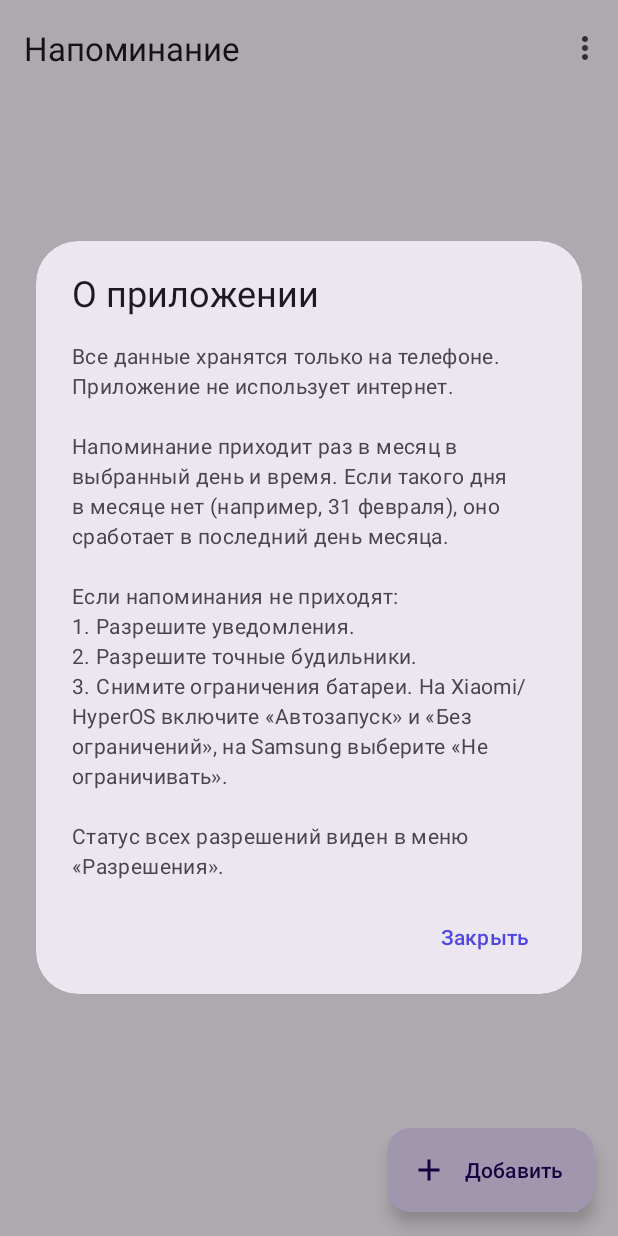
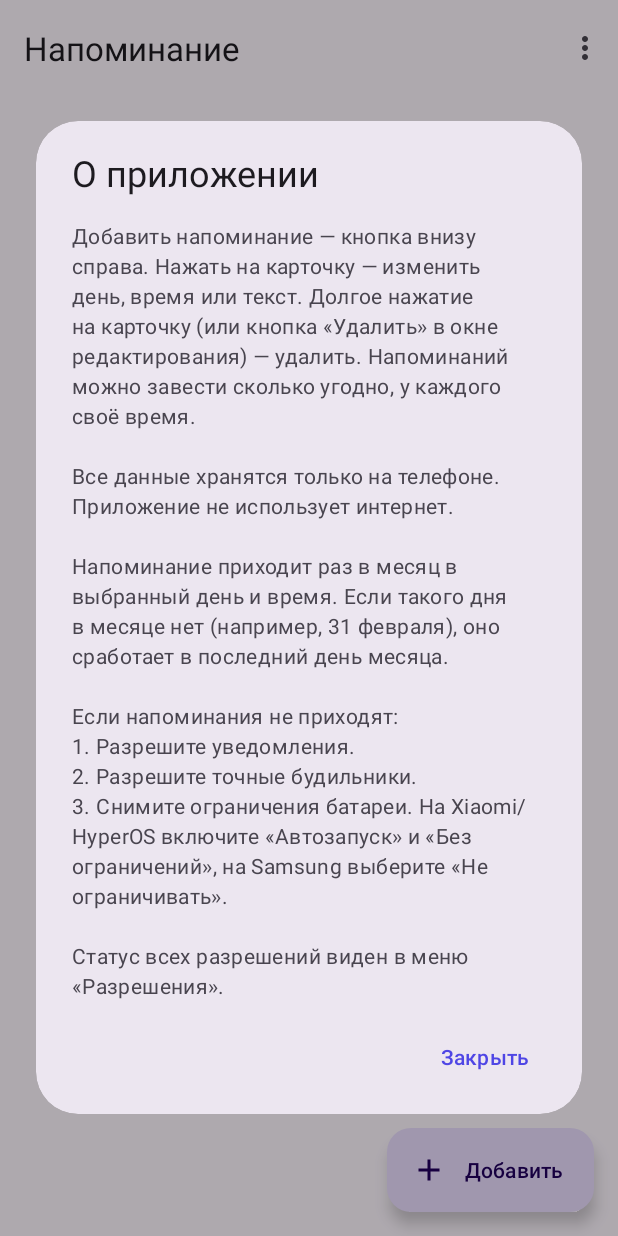
Before and after one commit to FastNaLast/reminder, an Android app: the screen it shows after launch (MainActivity), in the options menu, after a tap on "О приложении", on a phone screen of 412 x 824 dp. Run offline under Robolectric (Android 15) with nearby library versions, the phone set to English and light mode, and no system bars.

Commit message:
1.1: кнопка удаления в окне редактирования, сортировка по ближайшему, дата следующего срабатывания в списке

```diff
--- a/app/build.gradle
+++ b/app/build.gradle
@@ -11,8 +11,8 @@ android {
         applicationId "ru.monthly.reminder"
         minSdk 26
         targetSdk 34
-        versionCode 1
-        versionName "1.0"
+        versionCode 2
+        versionName "1.1"
     }
 
     signingConfigs {
--- a/app/src/main/java/ru/monthly/reminder/MainActivity.kt
+++ b/app/src/main/java/ru/monthly/reminder/MainActivity.kt
@@ -88,7 +88,10 @@ class MainActivity : AppCompatActivity() {
     // ---------------------------------------------------------------- список
 
     private fun refresh() {
-        val tasks = store.all()
+        // Включённые — сверху, ближайшие по времени — первыми.
+        val tasks = store.all().sortedWith(
+            compareBy<Task>({ !it.enabled }, { AlarmScheduler.nextTrigger(it) })
+        )
         adapter.submit(tasks)
         val empty = tasks.isEmpty()
         binding.empty.visibility = if (empty) View.VISIBLE else View.GONE
@@ -157,14 +160,25 @@ class MainActivity : AppCompatActivity() {
             }
         }
 
-        val dialog = MaterialAlertDialogBuilder(this)
+        val builder = MaterialAlertDialogBuilder(this)
             .setTitle(if (existing == null) R.string.new_task else R.string.edit_task)
             .setView(dialogBinding.root)
             .setPositiveButton(R.string.save, null)
             .setNegativeButton(R.string.cancel, null)
-            .create()
+
+        if (existing != null) {
+            builder.setNeutralButton(R.string.delete, null)
+        }
+
+        val dialog = builder.create()
 
         dialog.setOnShowListener {
+            if (existing != null) {
+                dialog.getButton(AlertDialog.BUTTON_NEUTRAL).setOnClickListener {
+                    dialog.dismiss()
+                    confirmDelete(existing)
+                }
+            }
             dialog.getButton(AlertDialog.BUTTON_POSITIVE).setOnClickListener {
                 val title = dialogBinding.inputTitle.text?.toString()?.trim().orEmpty()
                 if (title.isEmpty()) {
--- a/app/src/main/res/values/strings.xml
+++ b/app/src/main/res/values/strings.xml
@@ -32,6 +32,7 @@
     <string name="time">Время</string>
     <string name="time_value">Время: %1$s</string>
     <string name="next_run">Ближайшее срабатывание: %1$s</string>
+    <string name="next_run_short">Ближайшее: %1$s</string>
 
     <string name="delete_title">Удалить напоминание?</string>
     <string name="delete_message">«%1$s» больше не будет напоминать.</string>
@@ -49,5 +50,5 @@
 
     <!-- О приложении -->
     <string name="about_title">О приложении</string>
-    <string name="about_text">Все данные хранятся только на телефоне. Приложение не использует интернет.\n\nНапоминание приходит раз в месяц в выбранный день и время. Если такого дня в месяце нет (например, 31 февраля), оно сработает в последний день месяца.\n\nЕсли напоминания не приходят:\n1. Разрешите уведомления.\n2. Разрешите точные будильники.\n3. Снимите ограничения батареи. На Xiaomi/HyperOS включите «Автозапуск» и «Без ограничений», на Samsung выберите «Не ограничивать».\n\nСтатус всех разрешений виден в меню «Разрешения».</string>
+    <string name="about_text">Добавить напоминание — кнопка внизу справа. Нажать на карточку — изменить день, время или текст. Долгое нажатие на карточку (или кнопка «Удалить» в окне редактирования) — удалить. Напоминаний можно завести сколько угодно, у каждого своё время.\n\nВсе данные хранятся только на телефоне. Приложение не использует интернет.\n\nНапоминание приходит раз в месяц в выбранный день и время. Если такого дня в месяце нет (например, 31 февраля), оно сработает в последний день месяца.\n\nЕсли напоминания не приходят:\n1. Разрешите уведомления.\n2. Разрешите точные будильники.\n3. Снимите ограничения батареи. На Xiaomi/HyperOS включите «Автозапуск» и «Без ограничений», на Samsung выберите «Не ограничивать».\n\nСтатус всех разрешений виден в меню «Разрешения».</string>
 </resources>
```
Also changed, not shown: app/src/main/java/ru/monthly/reminder/TaskAdapter.kt (+6 -5 lines).
